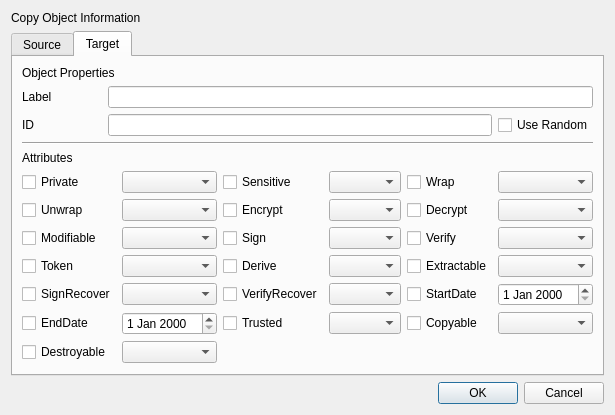
This is CryptokiMan/copy_object_dlg.ui in jykim74/CryptokiMan as Qt 5 draws it before an edit. The edited form follows.
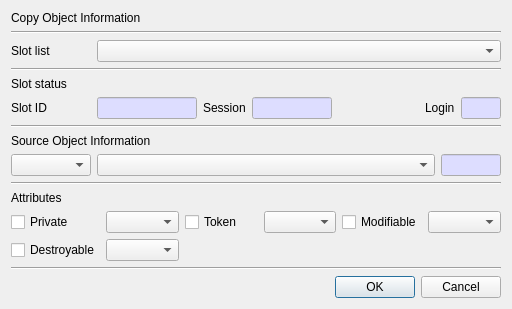
This is the edited form.

What changed in the file:
```diff
--- a/CryptokiMan/copy_object_dlg.ui
+++ b/CryptokiMan/copy_object_dlg.ui
@@ -6,8 +6,8 @@
    <rect>
     <x>0</x>
     <y>0</y>
-    <width>607</width>
-    <height>392</height>
+    <width>512</width>
+    <height>302</height>
    </rect>
   </property>
   <property name="windowTitle">
@@ -22,15 +22,12 @@
     </widget>
    </item>
    <item>
-    <widget class="QTabWidget" name="tabWidget">
-     <property name="currentIndex">
-      <number>1</number>
+    <widget class="Line" name="line">
+     <property name="orientation">
+      <enum>Qt::Horizontal</enum>
      </property>
-     <widget class="QWidget" name="tab">
-      <attribute name="title">
-       <string>Source</string>
-      </attribute>
-      <layout class="QVBoxLayout" name="verticalLayout_2">
+    </widget>
+   </item>
        <item>
         <layout class="QGridLayout" name="gridLayout">
          <item row="0" column="1">
@@ -59,7 +56,7 @@
         </layout>
        </item>
        <item>
-        <widget class="Line" name="line">
+    <widget class="Line" name="line_4">
          <property name="orientation">
           <enum>Qt::Horizontal</enum>
          </property>
@@ -74,69 +71,6 @@
        </item>
        <item>
         <layout class="QGridLayout" name="gridLayout_2">
-         <item row="0" column="3">
-          <widget class="QLineEdit" name="mSessionText">
-           <property name="maximumSize">
-            <size>
-             <width>80</width>
-             <height>16777215</height>
-            </size>
-           </property>
-           <property name="palette">
-            <palette>
-             <active>
-              <colorrole role="Base">
-               <brush brushstyle="SolidPattern">
-                <color alpha="255">
-                 <red>221</red>
-                 <green>221</green>
-                 <blue>255</blue>
-                </color>
-               </brush>
-              </colorrole>
-             </active>
-             <inactive>
-              <colorrole role="Base">
-               <brush brushstyle="SolidPattern">
-                <color alpha="255">
-                 <red>221</red>
-                 <green>221</green>
-                 <blue>255</blue>
-                </color>
-               </brush>
-              </colorrole>
-             </inactive>
-             <disabled>
-              <colorrole role="Base">
-               <brush brushstyle="SolidPattern">
-                <color alpha="255">
-                 <red>240</red>
-                 <green>240</green>
-                 <blue>240</blue>
-                </color>
-               </brush>
-              </colorrole>
-             </disabled>
-            </palette>
-           </property>
-           <property name="readOnly">
-            <bool>true</bool>
-           </property>
-          </widget>
-         </item>
-         <item row="0" column="0">
-          <widget class="QLabel" name="label_3">
-           <property name="minimumSize">
-            <size>
-             <width>80</width>
-             <height>0</height>
-            </size>
-           </property>
-           <property name="text">
-            <string>Slot ID</string>
-           </property>
-          </widget>
-         </item>
          <item row="0" column="1">
           <widget class="QLineEdit" name="mSlotIDText">
            <property name="maximumSize">
@@ -187,10 +121,79 @@
            </property>
           </widget>
          </item>
-         <item row="0" column="2">
-          <widget class="QLabel" name="label_4">
+     <item row="0" column="4">
+      <spacer name="horizontalSpacer">
+       <property name="orientation">
+        <enum>Qt::Horizontal</enum>
+       </property>
+       <property name="sizeHint" stdset="0">
+        <size>
+         <width>40</width>
+         <height>20</height>
+        </size>
+       </property>
+      </spacer>
+     </item>
+     <item row="0" column="0">
+      <widget class="QLabel" name="label_3">
+       <property name="minimumSize">
+        <size>
+         <width>80</width>
+         <height>0</height>
+        </size>
+       </property>
            <property name="text">
-            <string>Session</string>
+        <string>Slot ID</string>
+       </property>
+      </widget>
+     </item>
+     <item row="0" column="3">
+      <widget class="QLineEdit" name="mSessionText">
+       <property name="maximumSize">
+        <size>
+         <width>80</width>
+         <height>16777215</height>
+        </size>
+       </property>
+       <property name="palette">
+        <palette>
+         <active>
+          <colorrole role="Base">
+           <brush brushstyle="SolidPattern">
+            <color alpha="255">
+             <red>221</red>
+             <green>221</green>
+             <blue>255</blue>
+            </color>
+           </brush>
+          </colorrole>
+         </active>
+         <inactive>
+          <colorrole role="Base">
+           <brush brushstyle="SolidPattern">
+            <color alpha="255">
+             <red>221</red>
+             <green>221</green>
+             <blue>255</blue>
+            </color>
+           </brush>
+          </colorrole>
+         </inactive>
+         <disabled>
+          <colorrole role="Base">
+           <brush brushstyle="SolidPattern">
+            <color alpha="255">
+             <red>240</red>
+             <green>240</green>
+             <blue>240</blue>
+            </color>
+           </brush>
+          </colorrole>
+         </disabled>
+        </palette>
+       </property>
+       <property name="readOnly">
+        <bool>true</bool>
            </property>
           </widget>
          </item>
@@ -251,23 +254,17 @@
            </property>
           </widget>
          </item>
-         <item row="0" column="4">
-          <spacer name="horizontalSpacer">
-           <property name="orientation">
-            <enum>Qt::Horizontal</enum>
-           </property>
-           <property name="sizeHint" stdset="0">
-            <size>
-             <width>40</width>
-             <height>20</height>
-            </size>
-           </property>
-          </spacer>
+     <item row="0" column="2">
+      <widget class="QLabel" name="label_4">
+       <property name="text">
+        <string>Session</string>
+       </property>
+      </widget>
          </item>
         </layout>
        </item>
        <item>
-        <widget class="Line" name="line_2">
+    <widget class="Line" name="line_3">
          <property name="orientation">
           <enum>Qt::Horizontal</enum>
          </property>
@@ -282,16 +279,6 @@
        </item>
        <item>
         <layout class="QGridLayout" name="gridLayout_3">
-         <item row="0" column="0">
-          <widget class="QComboBox" name="mSrcTypeCombo">
-           <property name="minimumSize">
-            <size>
-             <width>80</width>
-             <height>0</height>
-            </size>
-           </property>
-          </widget>
-         </item>
          <item row="0" column="1">
           <widget class="QComboBox" name="mSrcLabelCombo">
            <property name="sizePolicy">
@@ -358,74 +345,20 @@
            </property>
           </widget>
          </item>
-        </layout>
-       </item>
-       <item>
-        <spacer name="verticalSpacer">
-         <property name="orientation">
-          <enum>Qt::Vertical</enum>
-         </property>
-         <property name="sizeHint" stdset="0">
-          <size>
-           <width>20</width>
-           <height>40</height>
-          </size>
-         </property>
-        </spacer>
-       </item>
-      </layout>
-     </widget>
-     <widget class="QWidget" name="tab_2">
-      <attribute name="title">
-       <string>Target</string>
-      </attribute>
-      <layout class="QVBoxLayout" name="verticalLayout_5">
-       <item>
-        <widget class="QLabel" name="label_28">
-         <property name="text">
-          <string>Object Properties</string>
-         </property>
-        </widget>
-       </item>
-       <item>
-        <layout class="QGridLayout" name="gridLayout_13">
          <item row="0" column="0">
-          <widget class="QLabel" name="label_26">
+      <widget class="QComboBox" name="mSrcTypeCombo">
            <property name="minimumSize">
             <size>
              <width>80</width>
              <height>0</height>
             </size>
            </property>
-           <property name="text">
-            <string>Label</string>
-           </property>
-          </widget>
-         </item>
-         <item row="1" column="0">
-          <widget class="QLabel" name="label_27">
-           <property name="text">
-            <string>ID</string>
-           </property>
-          </widget>
-         </item>
-         <item row="1" column="1">
-          <widget class="QLineEdit" name="mIDText"/>
-         </item>
-         <item row="1" column="2">
-          <widget class="QCheckBox" name="mUseRandCheck">
-           <property name="text">
-            <string>Use Random</string>
-           </property>
-          </widget>
-         </item>
-         <item row="0" column="1" colspan="2">
-          <widget class="QLineEdit" name="mLabelText"/>
-         </item>
+      </widget>
+     </item>
         </layout>
        </item>
        <item>
-        <widget class="Line" name="line_8">
+    <widget class="Line" name="line_5">
          <property name="orientation">
           <enum>Qt::Horizontal</enum>
          </property>
@@ -439,201 +372,51 @@
         </widget>
        </item>
        <item>
-        <layout class="QGridLayout" name="gridLayout_14">
-         <item row="0" column="2">
-          <widget class="QCheckBox" name="mSensitiveCheck">
-           <property name="text">
-            <string notr="true">Sensitive</string>
-           </property>
-          </widget>
-         </item>
-         <item row="2" column="0">
-          <widget class="QCheckBox" name="mModifiableCheck">
-           <property name="text">
-            <string notr="true">Modifiable</string>
-           </property>
-          </widget>
-         </item>
-         <item row="3" column="5">
-          <widget class="QComboBox" name="mExtractableCombo"/>
-         </item>
-         <item row="2" column="5">
-          <widget class="QComboBox" name="mVerifyCombo"/>
-         </item>
-         <item row="4" column="3">
-          <widget class="QComboBox" name="mVerifyRecoverCombo"/>
-         </item>
-         <item row="1" column="5">
-          <widget class="QComboBox" name="mDecryptCombo"/>
-         </item>
-         <item row="1" column="0">
-          <widget class="QCheckBox" name="mUnwrapCheck">
-           <property name="text">
-            <string notr="true">Unwrap</string>
-           </property>
-          </widget>
-         </item>
-         <item row="1" column="1">
-          <widget class="QComboBox" name="mUnwrapCombo"/>
-         </item>
-         <item row="4" column="1">
-          <widget class="QComboBox" name="mSignRecoverCombo"/>
-         </item>
-         <item row="3" column="2">
-          <widget class="QCheckBox" name="mDeriveCheck">
-           <property name="text">
-            <string>Derive</string>
-           </property>
-          </widget>
-         </item>
-         <item row="4" column="5">
-          <widget class="QDateEdit" name="mStartDateEdit"/>
-         </item>
-         <item row="3" column="4">
-          <widget class="QCheckBox" name="mExtractableCheck">
-           <property name="text">
-            <string notr="true">Extractable</string>
-           </property>
-          </widget>
-         </item>
-         <item row="3" column="3">
-          <widget class="QComboBox" name="mDeriveCombo"/>
-         </item>
-         <item row="4" column="0">
-          <widget class="QCheckBox" name="mSignRecoverCheck">
-           <property name="text">
-            <string>SignRecover</string>
-           </property>
-          </widget>
-         </item>
-         <item row="2" column="2">
-          <widget class="QCheckBox" name="mSignCheck">
-           <property name="text">
-            <string notr="true">Sign</string>
-           </property>
-          </widget>
-         </item>
-         <item row="2" column="4">
-          <widget class="QCheckBox" name="mVerifyCheck">
-           <property name="text">
-            <string notr="true">Verify</string>
-           </property>
-          </widget>
-         </item>
-         <item row="0" column="4">
-          <widget class="QCheckBox" name="mWrapCheck">
-           <property name="text">
-            <string notr="true">Wrap</string>
-           </property>
-          </widget>
-         </item>
-         <item row="0" column="5">
-          <widget class="QComboBox" name="mWrapCombo"/>
-         </item>
+    <layout class="QGridLayout" name="gridLayout_4">
          <item row="0" column="1">
           <widget class="QComboBox" name="mPrivateCombo"/>
          </item>
-         <item row="3" column="1">
-          <widget class="QComboBox" name="mTokenCombo"/>
-         </item>
-         <item row="3" column="0">
+     <item row="0" column="0">
+      <widget class="QCheckBox" name="mPrivateCheck">
+       <property name="text">
+        <string notr="true">Private</string>
+       </property>
+      </widget>
+     </item>
+     <item row="0" column="2">
           <widget class="QCheckBox" name="mTokenCheck">
            <property name="text">
             <string notr="true">Token</string>
            </property>
           </widget>
          </item>
-         <item row="1" column="4">
-          <widget class="QCheckBox" name="mDecryptCheck">
-           <property name="text">
-            <string notr="true">Decrypt</string>
-           </property>
-          </widget>
-         </item>
-         <item row="5" column="2">
-          <widget class="QCheckBox" name="mTrustedCheck">
-           <property name="text">
-            <string>Trusted</string>
-           </property>
-          </widget>
-         </item>
-         <item row="4" column="2">
-          <widget class="QCheckBox" name="mVerifyRecoverCheck">
-           <property name="text">
-            <string>VerifyRecover</string>
-           </property>
-          </widget>
-         </item>
-         <item row="5" column="3">
-          <widget class="QComboBox" name="mTrustedCombo"/>
-         </item>
-         <item row="4" column="4">
-          <widget class="QCheckBox" name="mStartDateCheck">
-           <property name="text">
-            <string>StartDate</string>
-           </property>
-          </widget>
-         </item>
-         <item row="1" column="3">
-          <widget class="QComboBox" name="mEncryptCombo"/>
-         </item>
-         <item row="2" column="3">
-          <widget class="QComboBox" name="mSignCombo"/>
-         </item>
-         <item row="5" column="1">
-          <widget class="QDateEdit" name="mEndDateEdit"/>
-         </item>
-         <item row="1" column="2">
-          <widget class="QCheckBox" name="mEncryptCheck">
-           <property name="text">
-            <string notr="true">Encrypt</string>
-           </property>
-          </widget>
-         </item>
-         <item row="0" column="3">
-          <widget class="QComboBox" name="mSensitiveCombo"/>
-         </item>
-         <item row="2" column="1">
+     <item row="0" column="5">
           <widget class="QComboBox" name="mModifiableCombo"/>
          </item>
-         <item row="0" column="0">
-          <widget class="QCheckBox" name="mPrivateCheck">
-           <property name="text">
-            <string notr="true">Private</string>
-           </property>
-          </widget>
-         </item>
-         <item row="5" column="0">
-          <widget class="QCheckBox" name="mEndDateCheck">
+     <item row="0" column="3">
+      <widget class="QComboBox" name="mTokenCombo"/>
+     </item>
+     <item row="0" column="4">
+      <widget class="QCheckBox" name="mModifiableCheck">
            <property name="text">
-            <string>EndDate</string>
+        <string notr="true">Modifiable</string>
            </property>
           </widget>
          </item>
-         <item row="6" column="0">
+     <item row="1" column="0">
           <widget class="QCheckBox" name="mDestroyableCheck">
            <property name="text">
             <string>Destroyable</string>
            </property>
           </widget>
          </item>
-         <item row="5" column="4">
-          <widget class="QCheckBox" name="mCopyableCheck">
-           <property name="text">
-            <string>Copyable</string>
-           </property>
-          </widget>
-         </item>
-         <item row="5" column="5">
-          <widget class="QComboBox" name="mCopyableCombo"/>
-         </item>
-         <item row="6" column="1">
+     <item row="1" column="1">
           <widget class="QComboBox" name="mDestroyableCombo"/>
          </item>
         </layout>
        </item>
        <item>
-        <spacer name="verticalSpacer_4">
+    <spacer name="verticalSpacer">
          <property name="orientation">
           <enum>Qt::Vertical</enum>
          </property>
@@ -645,8 +428,11 @@
          </property>
         </spacer>
        </item>
-      </layout>
-     </widget>
+   <item>
+    <widget class="Line" name="line_2">
+     <property name="orientation">
+      <enum>Qt::Horizontal</enum>
+     </property>
     </widget>
    </item>
    <item>
```
Lines whose indentation alone changed are shown as unchanged.
